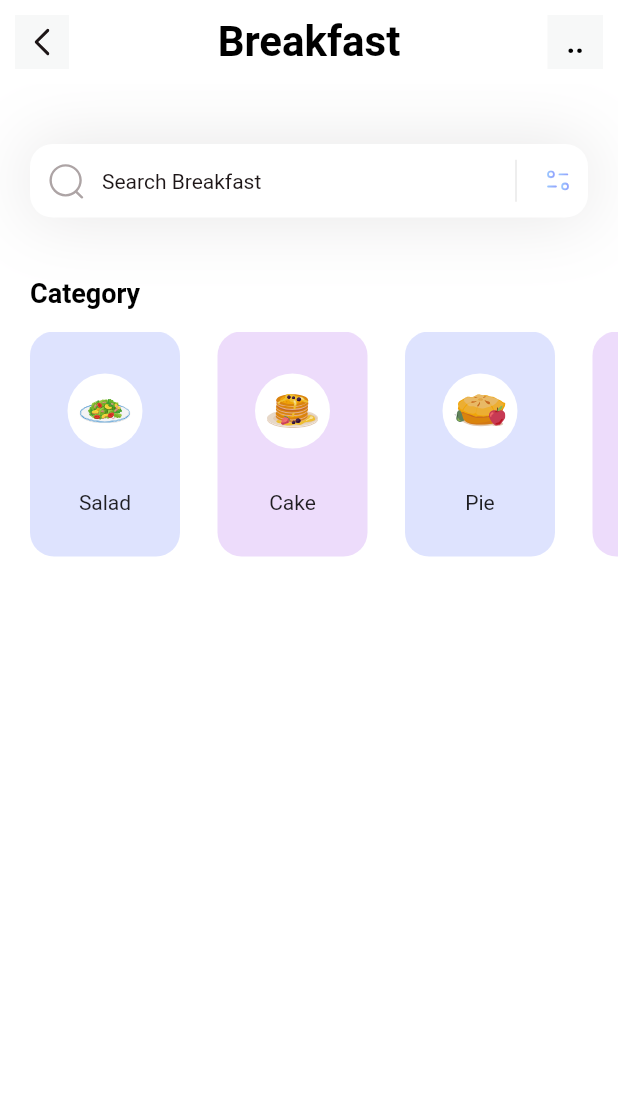
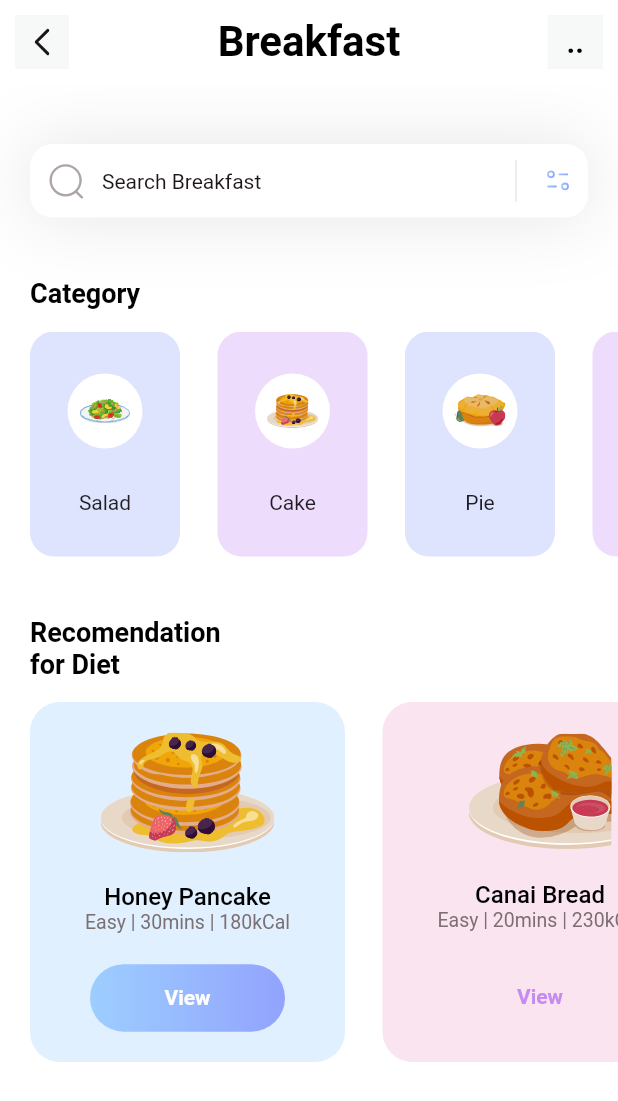
Before and after one commit to dhirendrasingh25/BreakFast-App-simple, a Flutter app: the screen it shows after launch, on a phone screen of 412 x 824 dp. Shown: the top 1101 px of the screen. Run offline on Flutter 3.47's test engine with Material 2 defaults, Android fonts, the phone set to English and light mode, and no system bars; our stand-ins replace flutter_svg; Roboto replaces fonts that are missing (Poppins).

Commit message:
addeed recomendation_section

```diff
--- /dev/null
+++ b/lib/models/diet_model.dart
@@ -0,0 +1,44 @@
+import 'package:flutter/material.dart';
+
+class DietModel {
+  String name;
+  String iconPath;
+  String level;
+  String duration;
+  String calorie;
+  Color boxColor;
+  bool viewIsSelected;
+
+  DietModel(
+      {required this.name,
+      required this.iconPath,
+      required this.level,
+      required this.duration,
+      required this.calorie,
+      required this.boxColor,
+      required this.viewIsSelected});
+
+  static List<DietModel> getDiets() {
+    List<DietModel> diets = [];
+
+    diets.add(DietModel(
+        name: 'Honey Pancake',
+        iconPath: 'assets/icons/honey-pancakes.svg',
+        level: 'Easy',
+        duration: '30mins',
+        calorie: '180kCal',
+        viewIsSelected: true,
+        boxColor: Color(0xff9DCEFF)));
+
+    diets.add(DietModel(
+        name: 'Canai Bread',
+        iconPath: 'assets/icons/bread.svg',
+        level: 'Easy',
+        duration: '20mins',
+        calorie: '230kCal',
+        viewIsSelected: false,
+        boxColor: Color(0xffEEA4CE)));
+
+    return diets;
+  }
+}
--- a/lib/pages/home.dart
+++ b/lib/pages/home.dart
@@ -1,19 +1,22 @@
 import 'package:flutter/material.dart';
 import 'package:flutter_svg/flutter_svg.dart';
 import 'package:practice/models/category_model.dart';
+import 'package:practice/models/diet_model.dart';
 
 class HomePage extends StatelessWidget {
   HomePage({super.key});
 
   List<CategoryModel> categories = [];
+  List<DietModel> diets = [];
 
-  void _getCategories() {
+  void _getInitialData() {
     categories = CategoryModel.getCategories();
+    diets = DietModel.getDiets();
   }
 
   @override
   Widget build(BuildContext context) {
-    _getCategories();
+    _getInitialData();
     return Scaffold(
       appBar: appBar(),
       backgroundColor: Colors.white,
@@ -21,7 +24,93 @@
         children: [
           searchField(),
           SizedBox(height: 40),
-          category_section(categories: categories)
+          category_section(categories: categories),
+          SizedBox(height: 40),
+          Column(
+            crossAxisAlignment: CrossAxisAlignment.start,
+            children: [
+              Padding(
+                  padding: const EdgeInsets.only(left: 20),
+                  child: Text('Recomendation\nfor Diet',
+                      style: TextStyle(
+                          color: Colors.black,
+                          fontSize: 18,
+                          fontWeight: FontWeight.w600))),
+              SizedBox(height: 15),
+              Container(
+                height: 240,
+                child: ListView.separated(
+                  separatorBuilder: (context, index) => SizedBox(
+                    width: 25,
+                  ),
+                  itemCount: diets.length,
+                  itemBuilder: (context, index) {
+                    return Container(
+                      width: 210,
+                      decoration: BoxDecoration(
+                          color: diets[index].boxColor.withOpacity(0.3),
+                          borderRadius: BorderRadius.circular(20)),
+                      child: Column(
+                        mainAxisAlignment: MainAxisAlignment.spaceEvenly,
+                        children: [
+                          SvgPicture.asset(diets[index].iconPath),
+                          Column(
+                            children: [
+                              Text(
+                                diets[index].name,
+                                style: const TextStyle(
+                                    fontWeight: FontWeight.w500,
+                                    color: Colors.black,
+                                    fontSize: 16),
+                              ),
+                              Text(
+                                diets[index].level +
+                                    ' | ' +
+                                    diets[index].duration +
+                                    ' | ' +
+                                    diets[index].calorie,
+                                style: const TextStyle(
+                                    color: Color(0xff7B6F72),
+                                    fontSize: 13,
+                                    fontWeight: FontWeight.w400),
+                              ),
+                            ],
+                          ),
+                          Container(
+                            height: 45,
+                            width: 130,
+                            child: Center(
+                              child: Text(
+                                'View',
+                                style: TextStyle(
+                                    color: diets[index].viewIsSelected
+                                        ? Colors.white
+                                        : const Color(0xffC58BF2),
+                                    fontWeight: FontWeight.w600,
+                                    fontSize: 14),
+                              ),
+                            ),
+                            decoration: BoxDecoration(
+                                gradient: LinearGradient(colors: [
+                                  diets[index].viewIsSelected
+                                      ? const Color(0xff9DCEFF)
+                                      : Colors.transparent,
+                                  diets[index].viewIsSelected
+                                      ? const Color(0xff92A3FD)
+                                      : Colors.transparent
+                                ]),
+                                borderRadius: BorderRadius.circular(50)),
+                          )
+                        ],
+                      ),
+                    );
+                  },
+                  scrollDirection: Axis.horizontal,
+                  padding: const EdgeInsets.only(left: 20, right: 20),
+                ),
+              )
+            ],
+          )
         ],
       ),
     );
```
Also changed, not shown: assets/icons/bread.svg (added), assets/icons/honey-pancakes.svg (added), assets/icons/nigiri 1.svg (added), assets/icons/pancake 2.svg (added).
